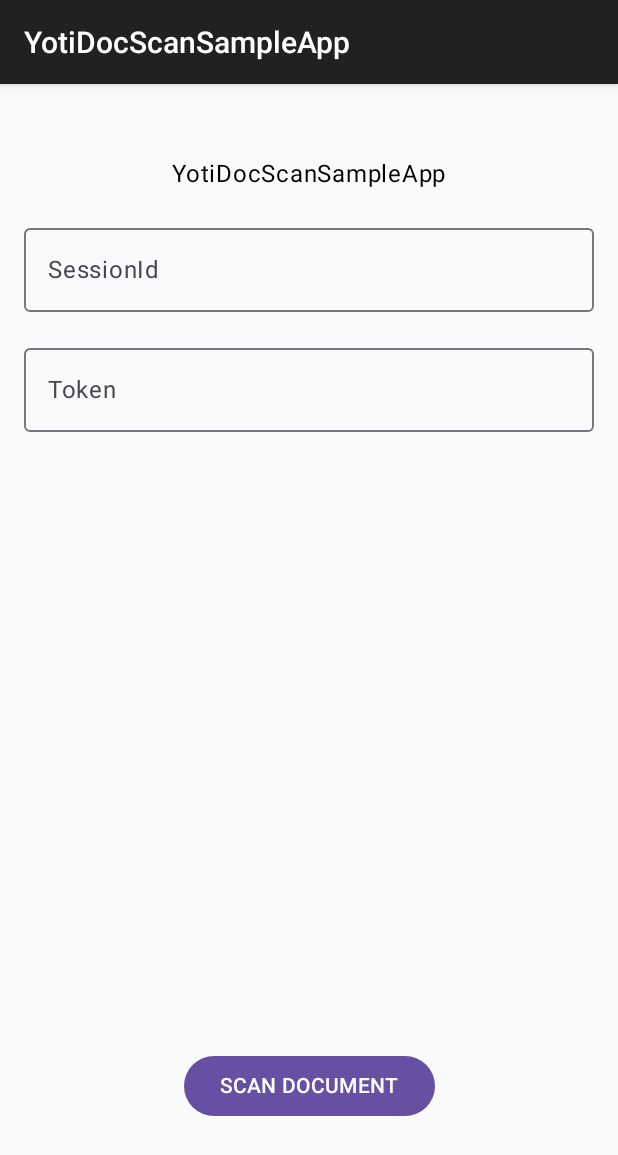
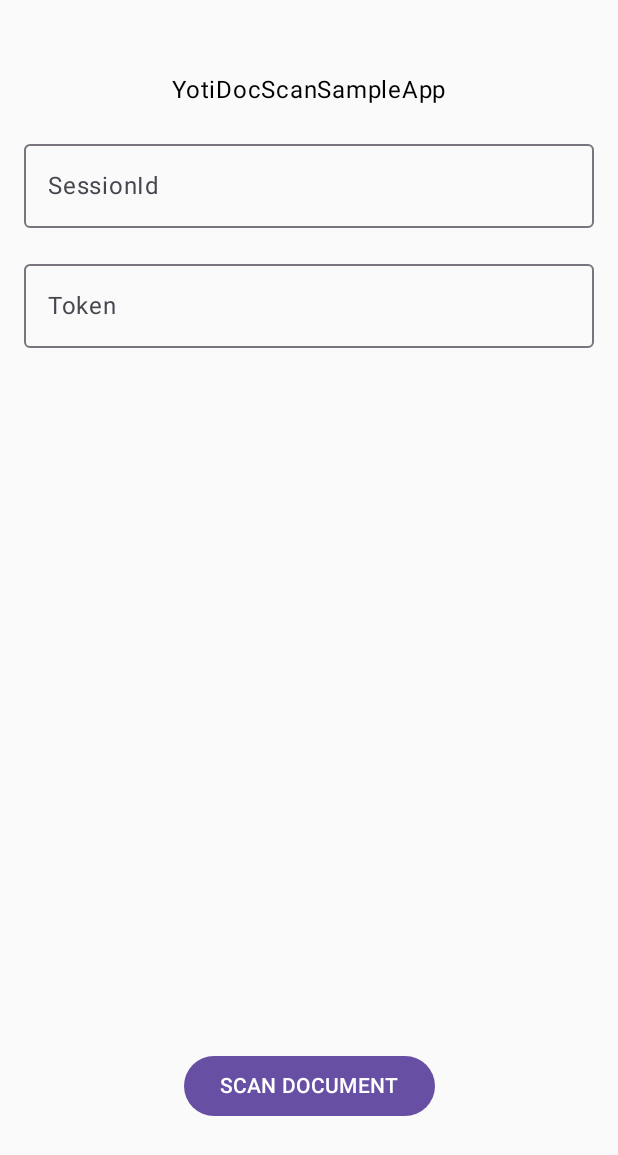
Before and after one commit to getyoti/yoti-doc-scan-android, an Android app built with Jetpack Compose: the screen it shows after launch (MainActivity), on a phone screen of 412 x 824 dp. Shown: the top 1155 px of the screen. Run offline under Robolectric (Android 15) with nearby library versions, the phone set to English and light mode, and no system bars; 3 statements that could not run were skipped.

Commit message:
Migrate theme to Compose
Remove AppCompat, given the UI is fully in Compose now.
Switch to a no-action-bar theme, given it was already redundant.

Related to YD-6939

```diff
--- a/app/build.gradle
+++ b/app/build.gradle
@@ -47,8 +47,6 @@ android {
 dependencies {
     implementation fileTree(dir: 'libs', include: ['*.jar'])
     implementation "org.jetbrains.kotlin:kotlin-stdlib-jdk7:$kotlin_version"
-    implementation 'androidx.appcompat:appcompat:1.4.1'
-    implementation 'androidx.core:core-ktx:1.7.0'
 
     def composeBom = platform("androidx.compose:compose-bom:2025.04.00")
     implementation composeBom
--- a/app/src/main/java/com/yoti/mobile/android/sdk/yotidocscan/sample/MainActivity.kt
+++ b/app/src/main/java/com/yoti/mobile/android/sdk/yotidocscan/sample/MainActivity.kt
@@ -1,18 +1,18 @@
 package com.yoti.mobile.android.sdk.yotidocscan.sample
 
 import android.os.Bundle
+import androidx.activity.ComponentActivity
 import androidx.activity.compose.rememberLauncherForActivityResult
 import androidx.activity.compose.setContent
-import androidx.appcompat.app.AppCompatActivity
-import androidx.compose.material3.MaterialTheme
 import androidx.compose.runtime.getValue
 import androidx.compose.runtime.mutableStateOf
 import androidx.compose.runtime.remember
 import androidx.compose.runtime.setValue
+import com.yoti.mobile.android.sdk.yotidocscan.sample.ui.theme.YotiDocScanSampleAppTheme
 import com.yoti.mobile.android.yotisdkcore.YotiSdk
 import com.yoti.mobile.android.yotisdkcore.YotiSdkContract
 
-class MainActivity : AppCompatActivity() {
+class MainActivity : ComponentActivity() {
 
     private lateinit var yotiSdk: YotiSdk
 
@@ -22,7 +22,7 @@ class MainActivity : AppCompatActivity() {
         yotiSdk = YotiSdk(this@MainActivity)
 
         setContent {
-            MaterialTheme {
+            YotiDocScanSampleAppTheme {
                 var sessionId by remember { mutableStateOf("") }
                 var sessionToken by remember { mutableStateOf("") }
                 var sessionStatus by remember { mutableStateOf("") }
--- /dev/null
+++ b/app/src/main/java/com/yoti/mobile/android/sdk/yotidocscan/sample/ui/theme/Theme.kt
@@ -0,0 +1,13 @@
+package com.yoti.mobile.android.sdk.yotidocscan.sample.ui.theme
+
+import androidx.compose.material3.MaterialTheme
+import androidx.compose.material3.lightColorScheme
+import androidx.compose.runtime.Composable
+
+@Composable
+fun YotiDocScanSampleAppTheme(content: @Composable () -> Unit) {
+    MaterialTheme(
+            colorScheme = lightColorScheme(),
+            content = content
+    )
+}
--- a/app/src/main/res/values/styles.xml
+++ b/app/src/main/res/values/styles.xml
@@ -1,8 +1,4 @@
 <resources>
 
-    <!-- Base application theme. -->
-    <style name="AppTheme" parent="Theme.AppCompat.Light.DarkActionBar">
-        <!-- Customize your theme here. -->
-    </style>
-
+    <style name="AppTheme" parent="android:Theme.Material.Light.NoActionBar" />
 </resources>
```
Also changed, not shown: app/src/main/res/values/colors.xml (+3 -8 lines).
